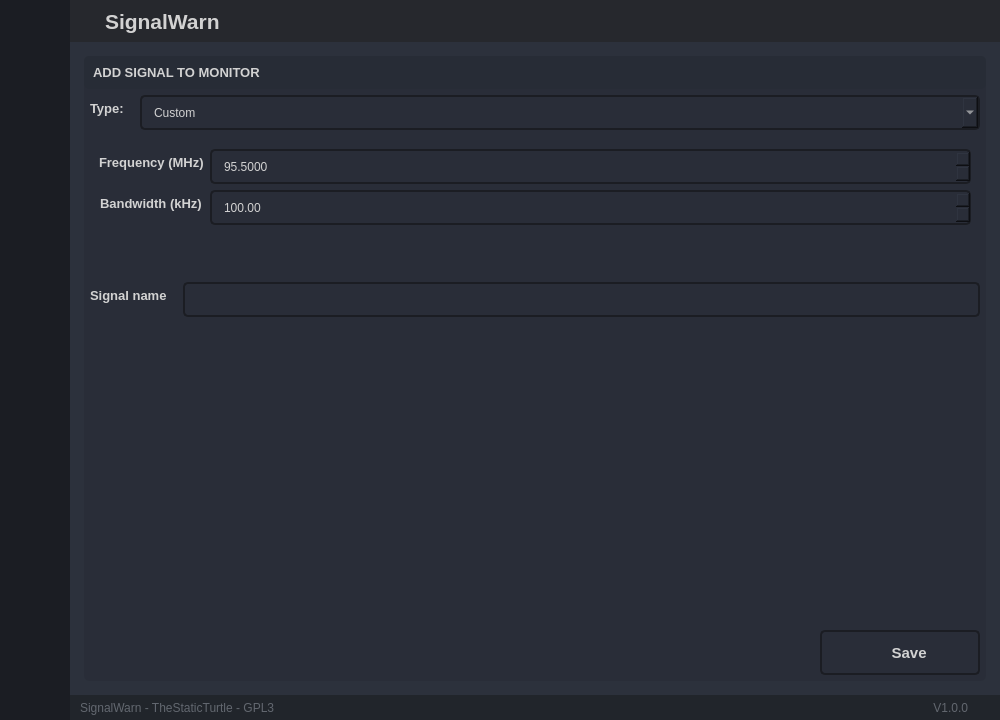
This is gui/base.ui in TheStaticTurtle/SignalWarn as Qt 5 draws it before an edit. The edited form follows.
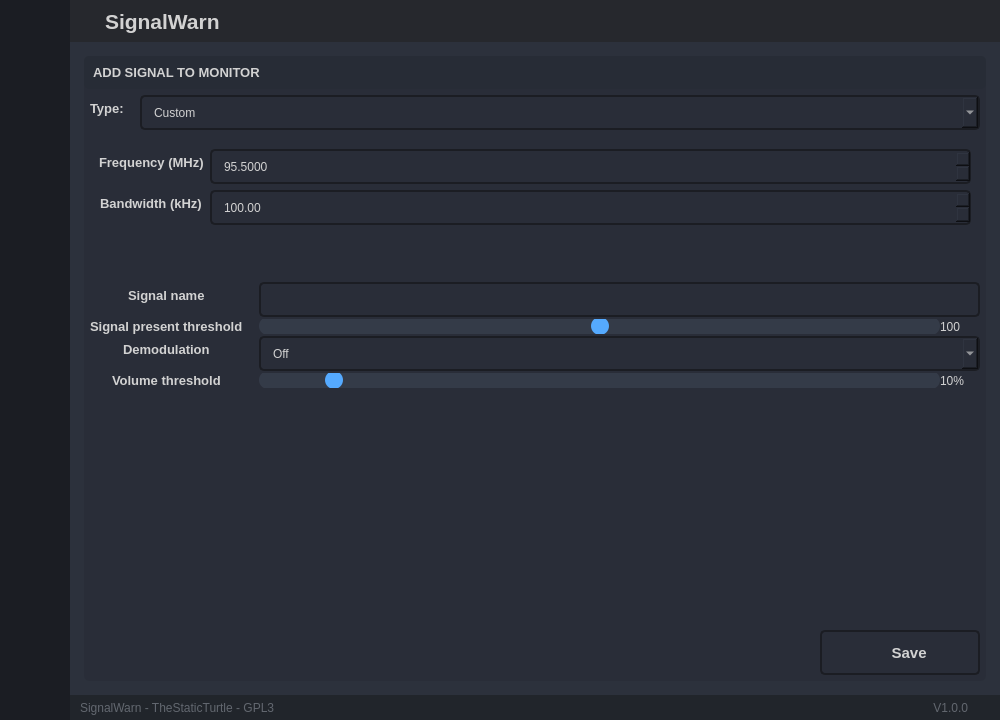
This is the edited form. Icons and pictures are not drawn.

Commit message: Added more settings to signals (demodulation/thresholds)

The edit to the form file:
```diff
--- a/gui/base.ui
+++ b/gui/base.ui
@@ -1871,26 +1871,19 @@
                              </widget>
                             </item>
                             <item>
-                             <layout class="QFormLayout" name="formLayout_addDevice_name">
+                             <layout class="QFormLayout" name="formLayout_addDevice_common">
+                              <property name="labelAlignment">
+                               <set>Qt::AlignCenter</set>
+                              </property>
                               <property name="horizontalSpacing">
                                <number>16</number>
                               </property>
                               <property name="verticalSpacing">
-                               <number>6</number>
+                               <number>2</number>
                               </property>
                               <property name="topMargin">
                                <number>6</number>
                               </property>
-                              <item row="0" column="1">
-                               <widget class="QLineEdit" name="lineEdit_addDevice_name">
-                                <property name="minimumSize">
-                                 <size>
-                                  <width>0</width>
-                                  <height>35</height>
-                                 </size>
-                                </property>
-                               </widget>
-                              </item>
                               <item row="0" column="0">
                                <widget class="QLabel" name="label_addDevice_name">
                                 <property name="font">
@@ -1904,6 +1897,140 @@
                                 </property>
                                </widget>
                               </item>
+                              <item row="0" column="1">
+                               <widget class="QLineEdit" name="lineEdit_addDevice_name">
+                                <property name="sizePolicy">
+                                 <sizepolicy hsizetype="Preferred" vsizetype="Fixed">
+                                  <horstretch>0</horstretch>
+                                  <verstretch>0</verstretch>
+                                 </sizepolicy>
+                                </property>
+                                <property name="minimumSize">
+                                 <size>
+                                  <width>0</width>
+                                  <height>35</height>
+                                 </size>
+                                </property>
+                               </widget>
+                              </item>
+                              <item row="6" column="0">
+                               <widget class="QLabel" name="label_addDevice_signalPresentThreshold_title">
+                                <property name="font">
+                                 <font>
+                                  <pointsize>10</pointsize>
+                                  <bold>true</bold>
+                                 </font>
+                                </property>
+                                <property name="text">
+                                 <string>Signal present threshold</string>
+                                </property>
+                               </widget>
+                              </item>
+                              <item row="7" column="0">
+                               <widget class="QLabel" name="label_addDevice_demodulation">
+                                <property name="font">
+                                 <font>
+                                  <pointsize>10</pointsize>
+                                  <bold>true</bold>
+                                 </font>
+                                </property>
+                                <property name="text">
+                                 <string>Demodulation</string>
+                                </property>
+                               </widget>
+                              </item>
+                              <item row="7" column="1">
+                               <widget class="QComboBox" name="comboBox_addDevice_demodulation">
+                                <property name="minimumSize">
+                                 <size>
+                                  <width>0</width>
+                                  <height>35</height>
+                                 </size>
+                                </property>
+                                <property name="editable">
+                                 <bool>true</bool>
+                                </property>
+                                <property name="currentText">
+                                 <string>Off</string>
+                                </property>
+                                <property name="placeholderText">
+                                 <string>Off</string>
+                                </property>
+                               </widget>
+                              </item>
+                              <item row="9" column="0">
+                               <widget class="QLabel" name="label_addDevice_volumeThreshold_title">
+                                <property name="font">
+                                 <font>
+                                  <pointsize>10</pointsize>
+                                  <bold>true</bold>
+                                 </font>
+                                </property>
+                                <property name="text">
+                                 <string>Volume threshold</string>
+                                </property>
+                               </widget>
+                              </item>
+                              <item row="6" column="1">
+                               <layout class="QHBoxLayout" name="horizontalLayout_addDevice_signalPresent">
+                                <item>
+                                 <widget class="QSlider" name="horizontalSlider_addDevice_signalPresentThreshold">
+                                  <property name="maximum">
+                                   <number>200</number>
+                                  </property>
+                                  <property name="value">
+                                   <number>100</number>
+                                  </property>
+                                  <property name="orientation">
+                                   <enum>Qt::Horizontal</enum>
+                                  </property>
+                                 </widget>
+                                </item>
+                                <item>
+                                 <widget class="QLabel" name="label_addDevice_signalPresentThreshold">
+                                  <property name="minimumSize">
+                                   <size>
+                                    <width>40</width>
+                                    <height>0</height>
+                                   </size>
+                                  </property>
+                                  <property name="text">
+                                   <string>100</string>
+                                  </property>
+                                 </widget>
+                                </item>
+                               </layout>
+                              </item>
+                              <item row="9" column="1">
+                               <layout class="QHBoxLayout" name="horizontalLayout_addDevice_volumeThreshold">
+                                <item>
+                                 <widget class="QSlider" name="horizontalSlider_addDevice_volumeThreshold">
+                                  <property name="maximum">
+                                   <number>100</number>
+                                  </property>
+                                  <property name="value">
+                                   <number>10</number>
+                                  </property>
+                                  <property name="orientation">
+                                   <enum>Qt::Horizontal</enum>
+                                  </property>
+                                 </widget>
+                                </item>
+                                <item>
+                                 <widget class="QLabel" name="label_addDevice_volumeThreshold">
+                                  <property name="minimumSize">
+                                   <size>
+                                    <width>40</width>
+                                    <height>0</height>
+                                   </size>
+                                  </property>
+                                  <property name="text">
+                                   <string>10%</string>
+                                  </property>
+                                 </widget>
+                                </item>
+                               </layout>
+                              </item>
                              </layout>
                             </item>
                             <item>
```
The commit also changes 5 other files.
